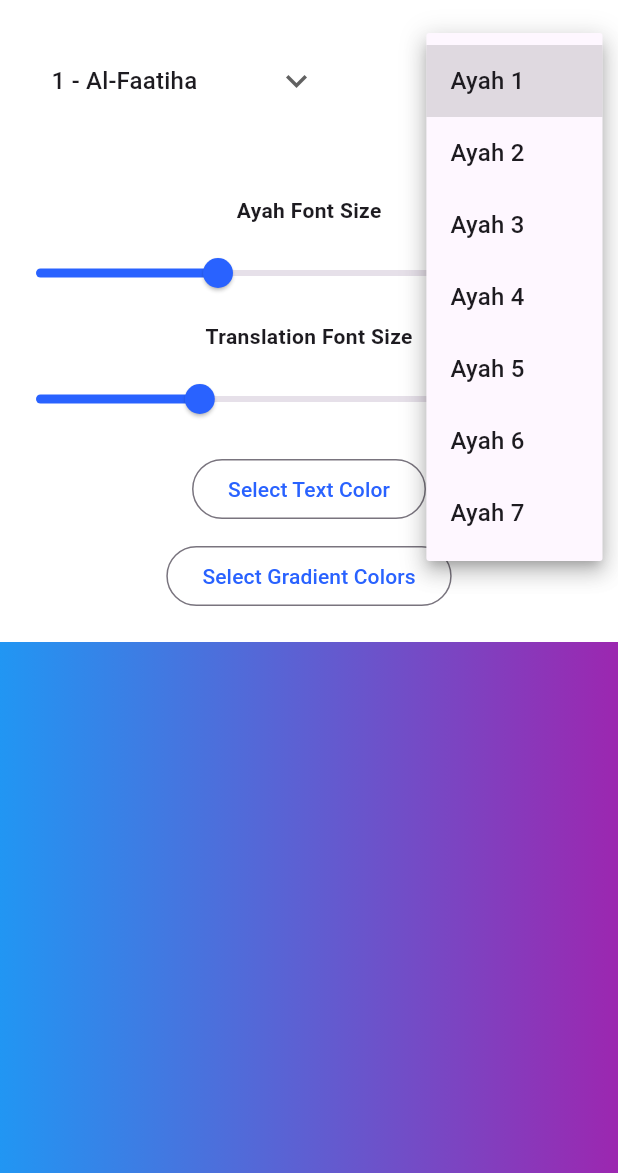
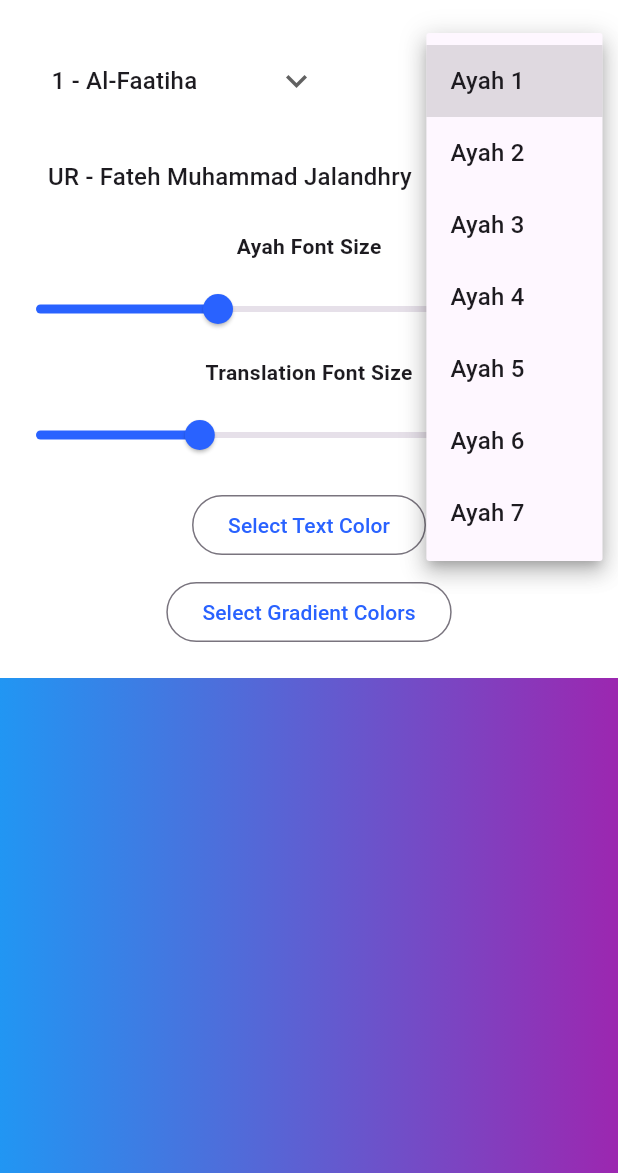
Before and after one commit to muzzammil763/Ayah_Share_Mobile_App, a Flutter app: the screen it shows after launch, after a tap on an icon or button, on a phone screen of 412 x 824 dp, the part 63-1236 px from its top. Run offline on Flutter 3.47's test engine with Material 3 defaults, Android fonts, the phone set to English and light mode, and no system bars; drawn by our look-alikes of screenshot; our stand-ins replace firebase_core, flutter_colorpicker; accounts and stored records are empty; network calls fail.

Commit message:
added translators class and also the transalators are loading now from defined list for fastness

```diff
--- a/lib/home.dart
+++ b/lib/home.dart
@@ -1,6 +1,7 @@
 import 'package:ayahShare/picker.dart';
 import 'package:ayahShare/services.dart';
 import 'package:ayahShare/surahs.dart';
+import 'package:ayahShare/translaters.dart';
 import 'package:flutter/foundation.dart';
 import 'package:flutter/material.dart';
 import 'package:flutter_colorpicker/flutter_colorpicker.dart';
@@ -26,28 +27,14 @@ class AyahShareScreenState extends State<AyahShareScreen> {
   double translationFontSize = 16;
   Color textColor = Colors.white;
   List<Color> gradientColors = [Colors.blue, Colors.purple];
-  List<Translation> translations = [];
-  String selectedTranslation = 'en.sahih';
+  List<Translator> translations = translatorsList;
+  String selectedTranslation = 'ur.jalandhry';
 
   @override
   void initState() {
     super.initState();
-    fetchTranslations();
     fetchAyah();
     fetchSurahAyahCount();
-  }
-
-  void fetchTranslations() async {
-    try {
-      final result = await _quranService.fetchTranslations();
-      setState(() {
-        translations = result;
-      });
-    } catch (error) {
-      if (kDebugMode) {
-        print('Error fetching translations: $error');
-      }
-    }
   }
 
   void fetchAyah() async {
@@ -156,13 +143,12 @@ class AyahShareScreenState extends State<AyahShareScreen> {
                 icon: const Icon(Icons.keyboard_arrow_down_sharp),
                 isExpanded: true,
                 value: selectedTranslation,
-                items: translations.map((translation) {
+                items: translations.map((translator) {
                   return DropdownMenuItem(
-                    value: translation.identifier,
+                    value: translator.identifier,
                     child: Text(
-                      '${translation.language.toUpperCase()} - ${translation.englishName}',
-                      overflow: TextOverflow
-                          .ellipsis, // This ensures text does not overflow
+                      '${translator.language.toUpperCase()} - ${translator.englishName}',
+                      overflow: TextOverflow.ellipsis,
                     ),
                   );
                 }).toList(),
--- /dev/null
+++ b/lib/translaters.dart
@@ -0,0 +1,41 @@
+class Translator {
+  final String identifier;
+  final String language;
+  final String name;
+  final String englishName;
+  final String format;
+  final String type;
+  final String direction;
+
+  Translator({
+    required this.identifier,
+    required this.language,
+    required this.name,
+    required this.englishName,
+    required this.format,
+    required this.type,
+    required this.direction,
+  });
+}
+
+final List<Translator> translatorsList = [
+  Translator(
+    identifier: "en.sahih",
+    language: "en",
+    name: "Saheeh International",
+    englishName: "Saheeh International",
+    format: "text",
+    type: "translation",
+    direction: "ltr",
+  ),
+  Translator(
+    identifier: "ur.jalandhry",
+    language: "ur",
+    name: "جالندہری",
+    englishName: "Fateh Muhammad Jalandhry",
+    format: "text",
+    type: "translation",
+    direction: "rtl",
+  ),
+  // Add more translators here...
+];
```
